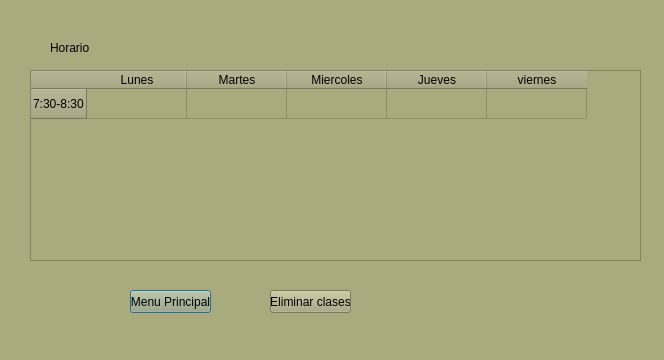
Qt form horario.ui (TellaCampos/proyecto-escuela) before a commit.
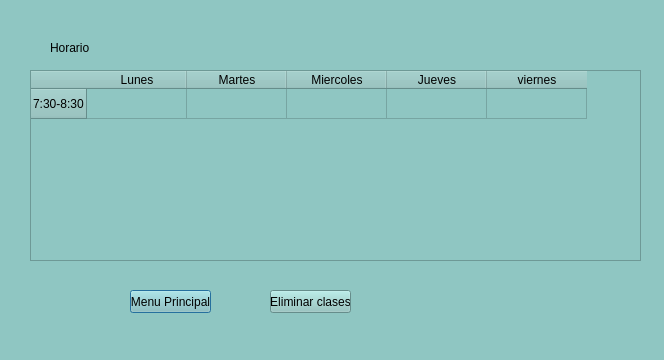
The same form after that commit.

```diff
--- a/horario.ui
+++ b/horario.ui
@@ -14,7 +14,7 @@
    <string>Dialog</string>
   </property>
   <property name="styleSheet">
-   <string notr="true">background-color: rgb(170, 170, 127);</string>
+   <string notr="true">background-color: rgb(143, 198, 194);</string>
   </property>
   <widget class="QLabel" name="label">
    <property name="geometry">
```
